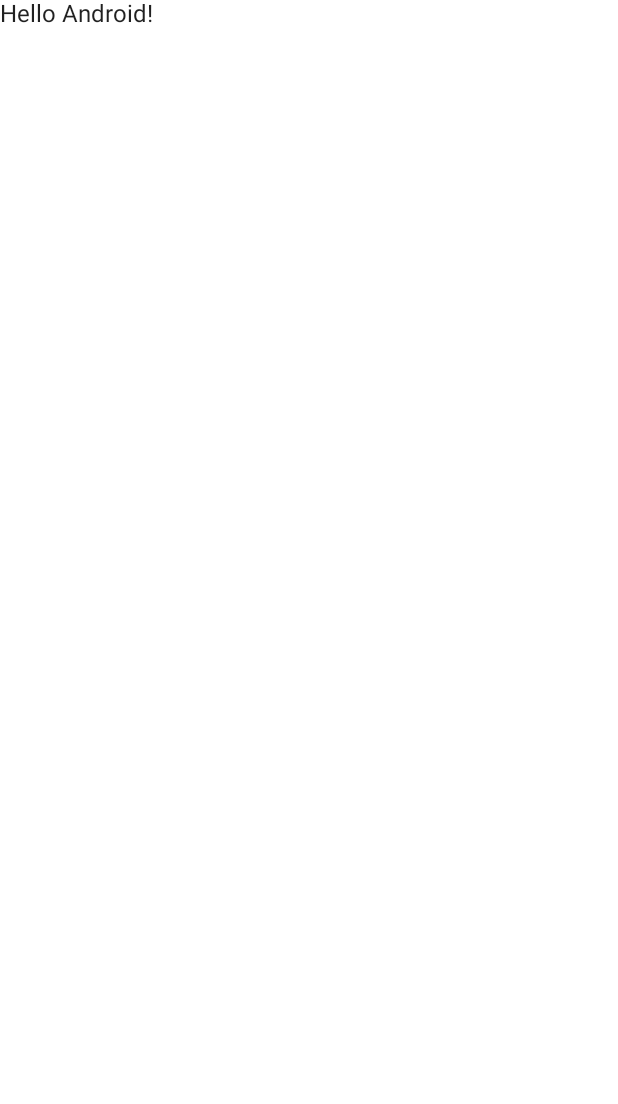
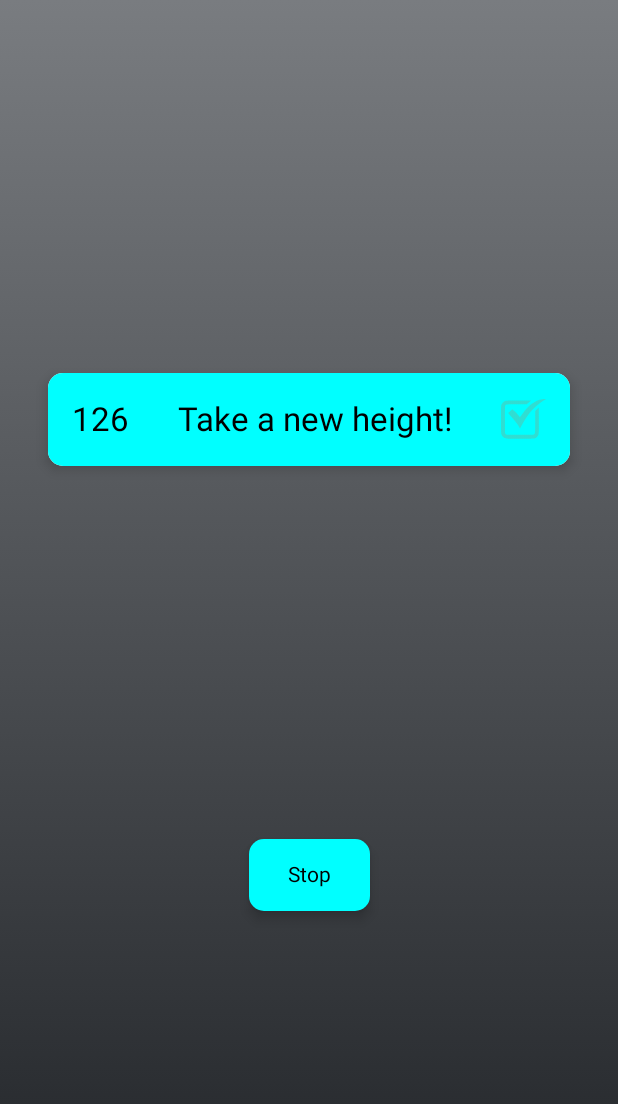
Before and after one commit to MargaritaBespalova/Shorts, an Android app built with Jetpack Compose: the screen it shows after launch (MainActivity), on a phone screen of 412 x 824 dp. Before the commit the part shown is almost empty. Shown: the top 1104 px of the screen. Run offline under Robolectric (Android 15) with nearby library versions, the phone set to English and light mode, and no system bars.

Commit message:
created two buttons

```diff
--- a/app/src/main/java/com/example/shorts/MainActivity.kt
+++ b/app/src/main/java/com/example/shorts/MainActivity.kt
@@ -3,41 +3,97 @@ package com.example.shorts
 import android.os.Bundle
 import androidx.activity.ComponentActivity
 import androidx.activity.compose.setContent
+import androidx.compose.foundation.Image
+import androidx.compose.foundation.background
+import androidx.compose.foundation.interaction.DragInteraction
+import androidx.compose.foundation.layout.Arrangement
+import androidx.compose.foundation.layout.Box
+import androidx.compose.foundation.layout.Column
+import androidx.compose.foundation.layout.Row
+import androidx.compose.foundation.layout.fillMaxHeight
 import androidx.compose.foundation.layout.fillMaxSize
-import androidx.compose.material.MaterialTheme
-import androidx.compose.material.Surface
+import androidx.compose.foundation.layout.fillMaxWidth
+import androidx.compose.foundation.layout.padding
+import androidx.compose.foundation.layout.size
+import androidx.compose.foundation.shape.RoundedCornerShape
+import androidx.compose.material.Card
 import androidx.compose.material.Text
 import androidx.compose.runtime.Composable
+import androidx.compose.ui.Alignment
 import androidx.compose.ui.Modifier
+import androidx.compose.ui.draw.clip
+import androidx.compose.ui.draw.paint
+import androidx.compose.ui.graphics.Color
+import androidx.compose.ui.graphics.RectangleShape
+import androidx.compose.ui.layout.ContentScale
+import androidx.compose.ui.res.painterResource
 import androidx.compose.ui.tooling.preview.Preview
-import com.example.shorts.ui.theme.ShortsTheme
+import androidx.compose.ui.tooling.preview.PreviewParameter
+import androidx.compose.ui.unit.dp
+import androidx.compose.ui.unit.sp
 
 class MainActivity : ComponentActivity() {
     override fun onCreate(savedInstanceState: Bundle?) {
         super.onCreate(savedInstanceState)
         setContent {
-            ShortsTheme {
-                // A surface container using the 'background' color from the theme
-                Surface(
-                    modifier = Modifier.fillMaxSize(),
-                    color = MaterialTheme.colors.background
-                ) {
-                    Greeting("Android")
-                }
+            Column(
+                modifier = Modifier
+                    .fillMaxSize()
+                    .paint(
+                        painter = painterResource(id = R.drawable.background),
+                        contentScale = ContentScale.FillBounds
+                    ),
+                verticalArrangement = Arrangement.SpaceEvenly,
+                horizontalAlignment = Alignment.CenterHorizontally
+            ) {
+                StartItem("126", "Take a new height!")
+                StopItem()
             }
         }
     }
 }
 
+//@Preview(showBackground = true)
 @Composable
-fun Greeting(name: String) {
-    Text(text = "Hello $name!")
+private fun StartItem(time: String, exercise: String) {
+    Card(
+        modifier = Modifier
+            .padding(32.dp),
+        shape = RoundedCornerShape(10.dp),
+        elevation = 5.dp,
+    ) {
+        Box(modifier = Modifier.background(Color.Cyan)) {
+            Row(
+                modifier = Modifier
+                    .fillMaxWidth()
+                    .padding(16.dp),
+                horizontalArrangement = Arrangement.SpaceBetween,
+                verticalAlignment = Alignment.CenterVertically
+            ) {
+                Text(text = time, fontSize = 22.sp)
+                Text(text = exercise, fontSize = 22.sp)
+                Image(
+                    painter = painterResource(id = R.drawable.checked),
+                    contentDescription = "check",
+                    modifier = Modifier.size(30.dp),
+                    alignment = Alignment.CenterEnd,
+                )
+            }
+        }
+
+    }
 }
 
-@Preview(showBackground = true)
 @Composable
-fun DefaultPreview() {
-    ShortsTheme {
-        Greeting("Android")
+private fun StopItem() {
+    Card(
+        shape = RoundedCornerShape(10.dp),
+        backgroundColor = Color.Cyan,
+        elevation = 5.dp,
+    ) {
+        Text(
+            text = "   Stop   ",
+            modifier = Modifier.padding(16.dp)
+        )
     }
 }
--- /dev/null
+++ b/app/src/main/res/drawable/background.xml
@@ -0,0 +1,21 @@
+<vector xmlns:android="http://schemas.android.com/apk/res/android"
+    xmlns:aapt="http://schemas.android.com/aapt"
+    android:width="360dp"
+    android:height="720dp"
+    android:viewportWidth="360"
+    android:viewportHeight="720">
+  <path
+      android:pathData="M0,0h360v720h-360z">
+    <aapt:attr name="android:fillColor">
+      <gradient
+          android:startX="180"
+          android:startY="-0"
+          android:endX="180"
+          android:endY="720"
+          android:type="linear">
+        <item android:offset="0" android:color="#FF797C80"/>
+        <item android:offset="1" android:color="#FF212428"/>
+      </gradient>
+    </aapt:attr>
+  </path>
+</vector>
--- /dev/null
+++ b/app/src/main/res/drawable/checked.xml
@@ -0,0 +1,11 @@
+<vector xmlns:android="http://schemas.android.com/apk/res/android"
+    android:width="22dp"
+    android:height="20dp"
+    android:viewportWidth="22"
+    android:viewportHeight="20">
+  <path
+      android:pathData="M20.16,0.126C16.555,0.735 13.633,2.939 10.165,7.667C9.708,8.291 9.273,8.8 9.199,8.8C9.126,8.8 8.902,8.541 8.703,8.224C8.288,7.563 7.181,6.392 6.204,5.583L5.532,5.026L4.594,5.898C4.079,6.378 3.603,6.818 3.537,6.876C3.468,6.937 4.02,7.603 4.834,8.442C6.311,9.964 7.85,11.936 8.755,13.47L9.285,14.368L10.419,12.374C11.726,10.078 12.993,8.142 14.158,6.661C15.915,4.429 18.535,2.108 20.841,0.742C21.447,0.384 21.966,0.068 21.995,0.04C22.086,-0.045 20.82,0.014 20.16,0.126ZM1.999,0.958C1.393,1.175 0.705,1.817 0.33,2.517C0.056,3.026 0.051,3.149 0.014,9.753C-0.03,17.47 -0.029,17.472 0.949,18.456C1.928,19.441 1.93,19.441 9.6,19.398C17.053,19.356 16.628,19.408 17.658,18.415C18.531,17.574 18.536,17.522 18.499,10.487L18.465,4.214L17.596,5.032L16.727,5.85V11.087C16.727,16.657 16.69,17.025 16.102,17.341C15.926,17.437 13.728,17.481 9.257,17.481H2.671L2.295,17.103L1.918,16.724V10.098C1.918,5.599 1.963,3.387 2.058,3.21C2.368,2.625 2.77,2.581 7.805,2.58L12.542,2.579L13.267,1.954C13.667,1.61 14.159,1.204 14.362,1.052L14.731,0.776L8.614,0.777C3.741,0.778 2.396,0.815 1.999,0.958Z"
+      android:fillColor="#F6541D"
+      android:fillAlpha="0.2"
+      android:fillType="evenOdd"/>
+</vector>
--- a/app/src/main/res/values/colors.xml
+++ b/app/src/main/res/values/colors.xml
@@ -7,4 +7,7 @@
     <color name="teal_700">#FF018786</color>
     <color name="black">#FF000000</color>
     <color name="white">#FFFFFFFF</color>
+
+    <color name="blue">#2196F3</color>
+    <color name="grey">#7D8084</color>
 </resources>
--- a/app/src/main/res/values/themes.xml
+++ b/app/src/main/res/values/themes.xml
@@ -2,6 +2,6 @@
 <resources>
 
     <style name="Theme.Shorts" parent="android:Theme.Material.Light.NoActionBar">
-        <item name="android:statusBarColor">@color/purple_700</item>
+        <item name="android:statusBarColor">@color/grey</item>
     </style>
 </resources>
```
